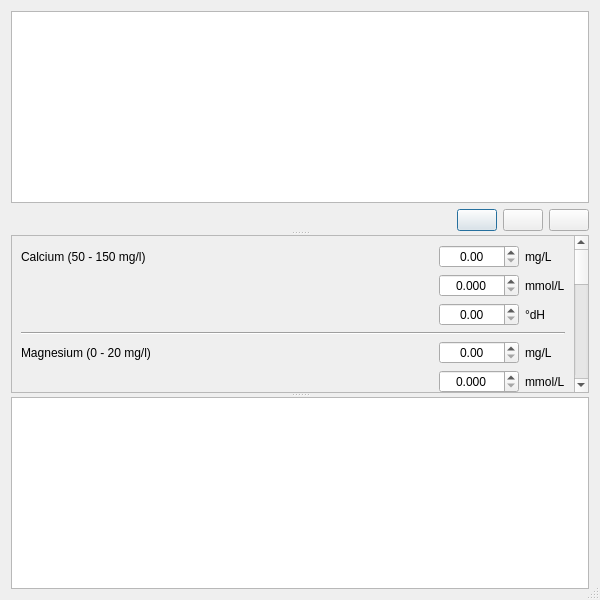
First picture: the form in kleiner-brauhelfer/dialogs/dlgwasserprofile.ui, repository kleiner-brauhelfer/kleiner-brauhelfer-2, before the edit.
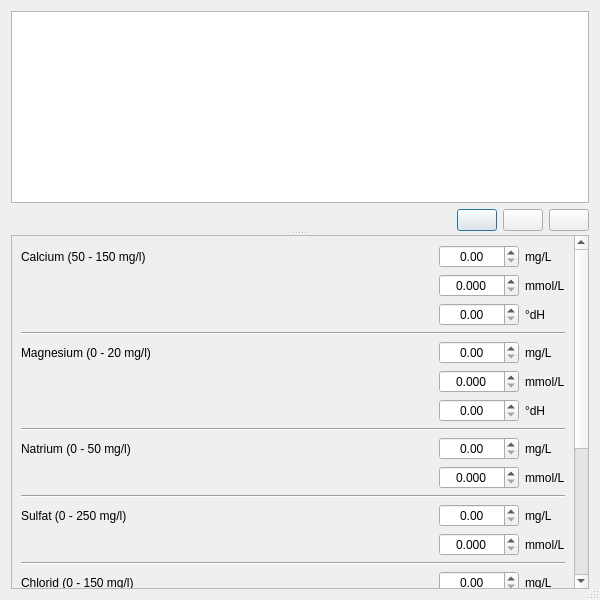
Second picture: the form after the edit. Icons and pictures are not drawn. Custom widgets are drawn as their Qt base class.

Diff of the .ui file:
```diff
--- a/kleiner-brauhelfer/dialogs/dlgwasserprofile.ui
+++ b/kleiner-brauhelfer/dialogs/dlgwasserprofile.ui
@@ -720,22 +720,6 @@
        </layout>
       </widget>
      </widget>
-     <widget class="QTextBrowser" name="tbHelp">
-      <property name="font">
-       <font>
-        <italic>true</italic>
-       </font>
-      </property>
-      <property name="toolTip">
-       <string>&lt;html&gt;&lt;head/&gt;&lt;body&gt;&lt;p&gt;In dieses Feld können Bemerkungen eingetragen werden, die vom Programm nicht erfasst werden. Anwendungsmöglichkeiten gibt es bei angestrebten Wasserprofilen, Rechenwegen und so fort.&lt;/p&gt;&lt;p&gt;&lt;br/&gt;&lt;/p&gt;&lt;p&gt;Grundsätzlich gilt: Der Maische-pH-Wert ist oberste Instanz. Alsdann folgt die Zusammensetzung der Salze. Lässt sich ein Wasserprofil durch Salze und Säuren nicht exakt einstellen, hilft es oft ein Mischwasser aus dem Leitungswasser und Osmosewasser herzustellen oder gleich 100 % Osmosewasser zu nehmen und dieses wie gewünscht aufzusalzen.&lt;/p&gt;&lt;p&gt;&lt;br/&gt;&lt;/p&gt;&lt;p&gt;Die Dokumentation an dieser Stelle ist hilfreich, wenn es gilt, Routinen bei der Wasseraufbereitung zu entwickeln.&lt;/p&gt;&lt;/body&gt;&lt;/html&gt;</string>
-      </property>
-      <property name="readOnly">
-       <bool>true</bool>
-      </property>
-      <property name="openExternalLinks">
-       <bool>true</bool>
-      </property>
-     </widget>
     </widget>
    </item>
   </layout>
```
